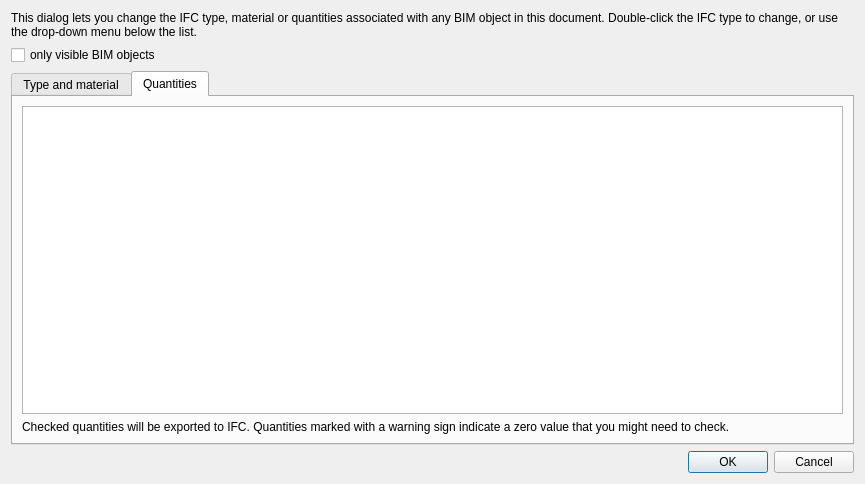
Old version of the form dialogIfcElements.ui in the repository yorikvanhavre/BIM_Workbench.
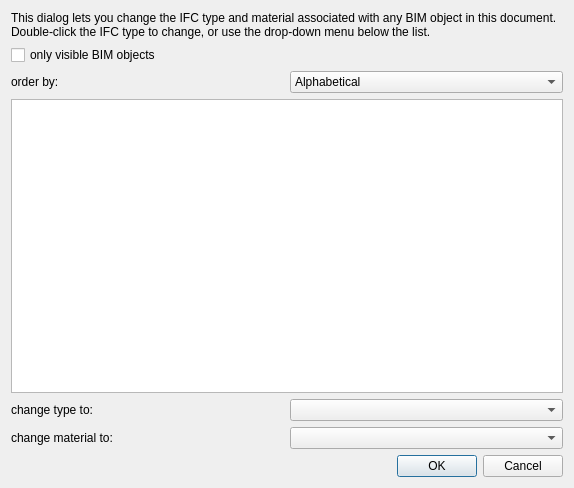
New version of the form. The open tabs and pages were chosen to show the change. Icons and pictures are not drawn.

Commit message: Split Ifc elements manager and quantities manager

The edit to the form file:
```diff
--- a/dialogIfcElements.ui
+++ b/dialogIfcElements.ui
@@ -6,8 +6,8 @@
    <rect>
     <x>0</x>
     <y>0</y>
-    <width>865</width>
-    <height>484</height>
+    <width>574</width>
+    <height>488</height>
    </rect>
   </property>
   <property name="windowTitle">
@@ -17,7 +17,7 @@
    <item>
     <widget class="QLabel" name="label_2">
      <property name="text">
-      <string>&lt;html&gt;&lt;head/&gt;&lt;body&gt;&lt;p&gt;This dialog lets you change the IFC type, material or quantities associated with any BIM object in this document. Double-click the IFC type to change, or use the drop-down menu below the list.&lt;/p&gt;&lt;/body&gt;&lt;/html&gt;</string>
+      <string>&lt;html&gt;&lt;head/&gt;&lt;body&gt;&lt;p&gt;This dialog lets you change the IFC type and material associated with any BIM object in this document. Double-click the IFC type to change, or use the drop-down menu below the list.&lt;/p&gt;&lt;/body&gt;&lt;/html&gt;</string>
      </property>
      <property name="wordWrap">
       <bool>true</bool>
@@ -32,16 +32,6 @@
     </widget>
    </item>
    <item>
-    <widget class="QTabWidget" name="tabWidget">
-     <property name="currentIndex">
-      <number>0</number>
-     </property>
-     <widget class="QWidget" name="tab">
-      <attribute name="title">
-       <string>Type and material</string>
-      </attribute>
-      <layout class="QVBoxLayout" name="verticalLayout_2">
-       <item>
         <layout class="QHBoxLayout" name="horizontalLayout">
          <item>
           <widget class="QLabel" name="label">
@@ -121,45 +111,7 @@
            </property>
           </widget>
          </item>
-         <item row="2" column="1">
-          <widget class="QPushButton" name="buttonEdit">
-           <property name="enabled">
-            <bool>false</bool>
-           </property>
-           <property name="text">
-            <string>edit IFC properties</string>
-           </property>
-          </widget>
-         </item>
-        </layout>
-       </item>
-      </layout>
-     </widget>
-     <widget class="QWidget" name="tab_2">
-      <attribute name="title">
-       <string>Quantities</string>
-      </attribute>
-      <layout class="QVBoxLayout" name="verticalLayout_3">
-       <item>
-        <widget class="QTreeView" name="quantities">
-         <property name="selectionMode">
-          <enum>QAbstractItemView::ExtendedSelection</enum>
-         </property>
-        </widget>
-       </item>
-       <item>
-        <widget class="QLabel" name="label_5">
-         <property name="text">
-          <string>Checked quantities will be exported to IFC. Quantities marked with a warning sign indicate a zero value that you might need to check.</string>
-         </property>
-         <property name="wordWrap">
-          <bool>true</bool>
-         </property>
-        </widget>
-       </item>
-      </layout>
-     </widget>
-    </widget>
+    </layout>
    </item>
    <item>
     <widget class="QDialogButtonBox" name="buttonBox">
```
Left out of the diff: 8 changed lines with no effect on the pictures. Lines whose indentation alone changed are shown as unchanged. The commit also changes 7 other files.
